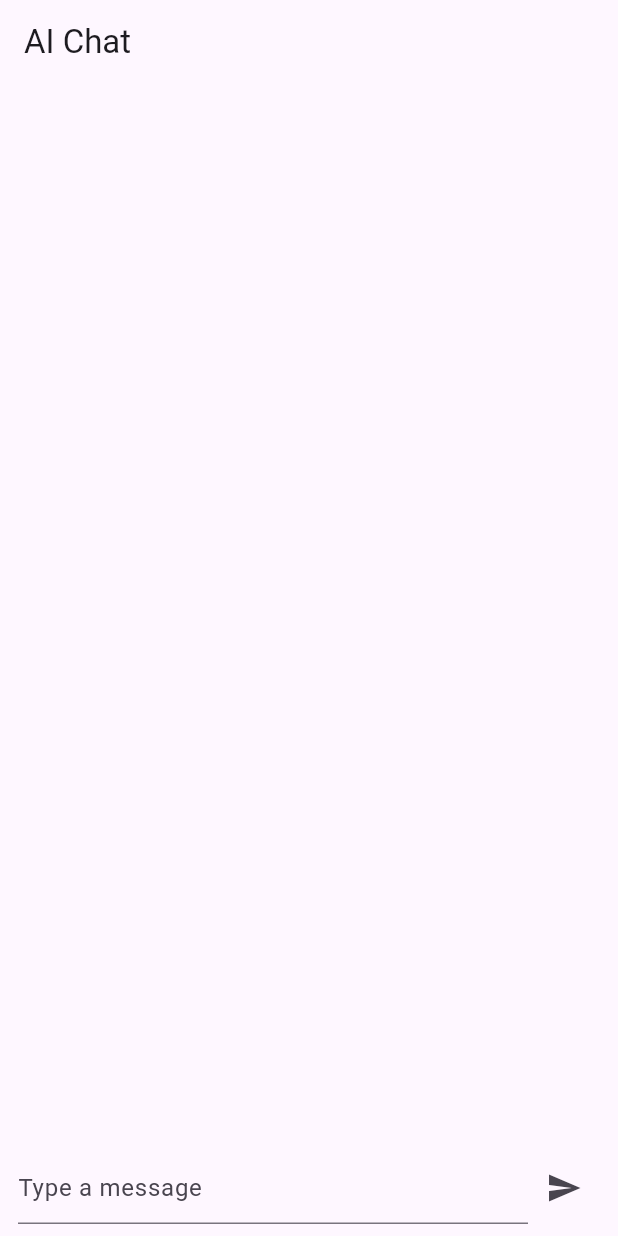
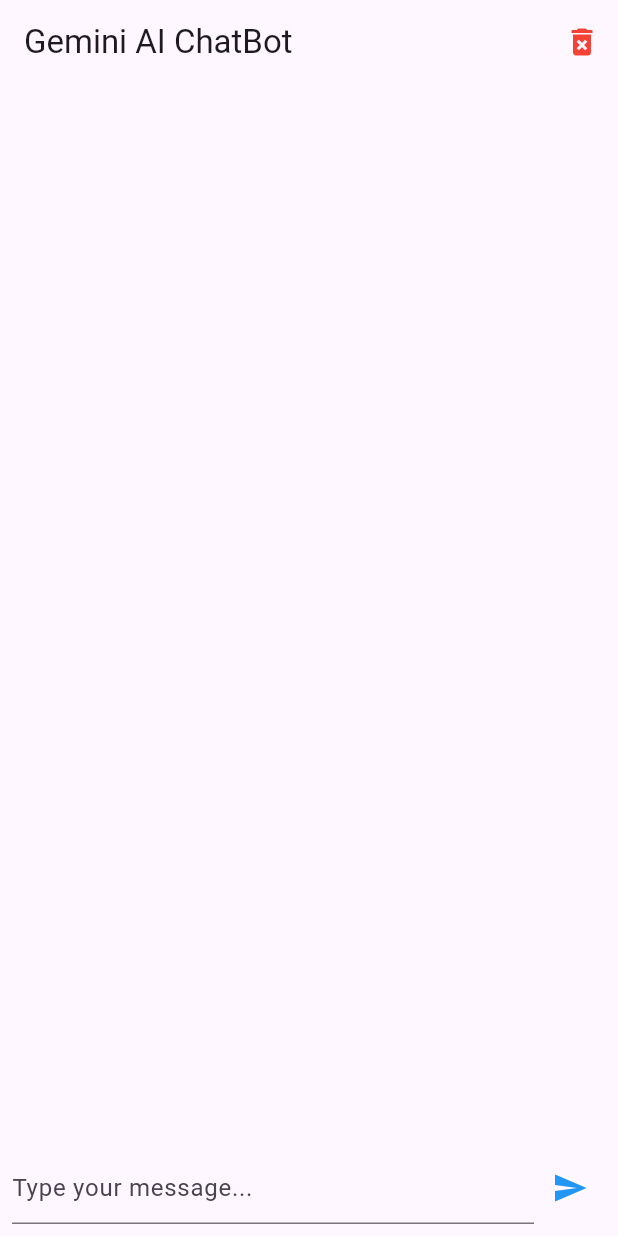
Before and after one commit to devfarazahmad/gimini-ai-chat-bot, a Flutter app: the screen it shows after launch, after a tap on the "send" icon, on a phone screen of 412 x 824 dp. Run offline on Flutter 3.47's test engine with Material 3 defaults, Android fonts, the phone set to English and light mode, and no system bars; our stand-ins replace dio, flutter_dotenv.

Commit message:
ai chat bot add delete icon add

```diff
--- a/lib/main.dart
+++ b/lib/main.dart
@@ -1,13 +1,49 @@
+// import 'package:flutter/material.dart';
+// import 'package:provider/provider.dart';
+// import 'core/env_setup.dart';
+// import 'viewmodels/chat_viewmodel.dart';
+// import 'views/chat_screen.dart';
+
+// Future<void> main() async {
+//   WidgetsFlutterBinding.ensureInitialized();
+//   // await loadEnv(); // loads .env (safe for development only)
+//   runApp(const MyApp());
+// }
+
+// class MyApp extends StatelessWidget {
+//   const MyApp({super.key});
+
+//   @override
+//   Widget build(BuildContext context) {
+//     return MultiProvider(
+//       providers: [
+//         ChangeNotifierProvider(create: (_) => ChatViewModel()),
+//       ],
+//       child: MaterialApp(
+//         debugShowCheckedModeBanner: false,
+//         theme: ThemeData(useMaterial3: true),
+//         home: const ChatScreen(),
+//       ),
+//     );
+//   }
+// }
+
+
+
+
+import 'package:ai_chat_bot/views/new_chatscreen.dart';
 import 'package:flutter/material.dart';
 import 'package:provider/provider.dart';
-import 'core/env_setup.dart';
 import 'viewmodels/chat_viewmodel.dart';
 import 'views/chat_screen.dart';
 
-Future<void> main() async {
-  WidgetsFlutterBinding.ensureInitialized();
-  // await loadEnv(); // loads .env (safe for development only)
-  runApp(const MyApp());
+void main() {
+  runApp(
+    ChangeNotifierProvider(
+      create: (_) => ChatViewModel(),
+      child: const MyApp(),
+    ),
+  );
 }
 
 class MyApp extends StatelessWidget {
@@ -15,15 +51,9 @@ class MyApp extends StatelessWidget {
 
   @override
   Widget build(BuildContext context) {
-    return MultiProvider(
-      providers: [
-        ChangeNotifierProvider(create: (_) => ChatViewModel()),
-      ],
-      child: MaterialApp(
-        debugShowCheckedModeBanner: false,
-        theme: ThemeData(useMaterial3: true),
-        home: const ChatScreen(),
-      ),
+    return MaterialApp(
+      debugShowCheckedModeBanner: false,
+      home: ChatScreen(),
     );
   }
 }
--- a/lib/views/chat_screen.dart
+++ b/lib/views/chat_screen.dart
@@ -1,69 +1,69 @@
-import 'package:flutter/material.dart';
-import 'package:provider/provider.dart';
-import '../viewmodels/chat_viewmodel.dart';
-import '../widgets/message_bubble.dart';
+// import 'package:flutter/material.dart';
+// import 'package:provider/provider.dart';
+// import '../viewmodels/chat_viewmodel.dart';
+// import '../widgets/message_bubble.dart';
 
-class ChatScreen extends StatefulWidget {
-  const ChatScreen({super.key});
+// class ChatScreen extends StatefulWidget {
+//   const ChatScreen({super.key});
 
-  @override
-  State<ChatScreen> createState() => _ChatScreenState();
-}
+//   @override
+//   State<ChatScreen> createState() => _ChatScreenState();
+// }
 
-class _ChatScreenState extends State<ChatScreen> {
-  final TextEditingController _controller = TextEditingController();
+// class _ChatScreenState extends State<ChatScreen> {
+//   final TextEditingController _controller = TextEditingController();
 
-  @override
-  Widget build(BuildContext context) {
-    final vm = context.watch<ChatViewModel>();
+//   @override
+//   Widget build(BuildContext context) {
+//     final vm = context.watch<ChatViewModel>();
 
-    return Scaffold(
-      appBar: AppBar(title: const Text('AI Chat')),
-      body: Column(
-        children: [
-          Expanded(
-            child: ListView.builder(
-              reverse: false,
-              padding: const EdgeInsets.all(8),
-              itemCount: vm.messages.length,
-              itemBuilder: (context, index) {
-                final msg = vm.messages[index];
-                return MessageBubble(message: msg);
-              },
-            ),
-          ),
-          if (vm.isLoading) const LinearProgressIndicator(),
-          SafeArea(
-            child: Padding(
-              padding: const EdgeInsets.symmetric(horizontal: 12, vertical: 8),
-              child: Row(
-                children: [
-                  Expanded(
-                    child: TextField(
-                      controller: _controller,
-                      decoration: const InputDecoration(hintText: 'Type a message'),
-                      onSubmitted: (text) => _send(vm),
-                    ),
-                  ),
-                  IconButton(
-                    onPressed: vm.isLoading ? null : () => _send(vm),
-                    icon: const Icon(Icons.send),
-                  )
-                ],
-              ),
-            ),
-          ),
-        ],
-      ),
-    );
-  }
+//     return Scaffold(
+//       appBar: AppBar(title: const Text('AI Chat')),
+//       body: Column(
+//         children: [
+//           Expanded(
+//             child: ListView.builder(
+//               reverse: false,
+//               padding: const EdgeInsets.all(8),
+//               itemCount: vm.messages.length,
+//               itemBuilder: (context, index) {
+//                 final msg = vm.messages[index];
+//                 return MessageBubble(message: msg);
+//               },
+//             ),
+//           ),
+//           if (vm.isLoading) const LinearProgressIndicator(),
+//           SafeArea(
+//             child: Padding(
+//               padding: const EdgeInsets.symmetric(horizontal: 12, vertical: 8),
+//               child: Row(
+//                 children: [
+//                   Expanded(
+//                     child: TextField(
+//                       controller: _controller,
+//                       decoration: const InputDecoration(hintText: 'Type a message'),
+//                       onSubmitted: (text) => _send(vm),
+//                     ),
+//                   ),
+//                   IconButton(
+//                     onPressed: vm.isLoading ? null : () => _send(vm),
+//                     icon: const Icon(Icons.send),
+//                   )
+//                 ],
+//               ),
+//             ),
+//           ),
+//         ],
+//       ),
+//     );
+//   }
 
-  void _send(ChatViewModel vm) {
-    final text = _controller.text.trim();
-    if (text.isEmpty) return;
-    _controller.clear();
+//   void _send(ChatViewModel vm) {
+//     final text = _controller.text.trim();
+//     if (text.isEmpty) return;
+//     _controller.clear();
 
-    print(text);
-    vm.sendUserMessage(text);
-  }
-}
+//     print(text);
+//     vm.sendUserMessage(text);
+//   }
+// }
--- /dev/null
+++ b/lib/views/new_chatscreen.dart
@@ -0,0 +1,99 @@
+// lib/views/chat_screen.dart
+import 'package:flutter/material.dart';
+import 'package:provider/provider.dart';
+import '../viewmodels/chat_viewmodel.dart';
+import '../models/message.dart';
+
+class ChatScreen extends StatelessWidget {
+  ChatScreen({super.key});
+
+  final TextEditingController _controller = TextEditingController();
+
+  @override
+  Widget build(BuildContext context) {
+    final vm = Provider.of<ChatViewModel>(context);
+
+    return Scaffold(
+      appBar: AppBar(
+        title: const Text("Gemini AI ChatBot"),
+        actions: [
+          IconButton(
+            icon: const Icon(Icons.delete_forever, color: Colors.red),
+            tooltip: "Clear Chat",
+            onPressed: () {
+              vm.clear(); // call clear() from ChatViewModel
+              ScaffoldMessenger.of(context).showSnackBar(
+                const SnackBar(content: Text("Chat cleared")),
+              );
+            },
+          ),
+        ],
+      ),
+      body: Column(
+        children: [
+          Expanded(
+            child: ListView.builder(
+              itemCount: vm.messages.length,
+              itemBuilder: (context, index) {
+                final msg = vm.messages[index];
+                return Align(
+                  alignment: msg.sender == MessageSender.user
+                      ? Alignment.centerRight
+                      : Alignment.centerLeft,
+                  child: Container(
+                    padding: const EdgeInsets.all(12),
+                    margin:
+                        const EdgeInsets.symmetric(vertical: 4, horizontal: 8),
+                    decoration: BoxDecoration(
+                      color: msg.sender == MessageSender.user
+                          ? Colors.blueAccent
+                          : Colors.grey.shade300,
+                      borderRadius: BorderRadius.circular(12),
+                    ),
+                    child: Text(
+                      msg.text,
+                      style: TextStyle(
+                        color: msg.sender == MessageSender.user
+                            ? Colors.white
+                            : Colors.black,
+                      ),
+                    ),
+                  ),
+                );
+              },
+            ),
+          ),
+          if (vm.isLoading)
+            const Padding(
+              padding: EdgeInsets.all(8.0),
+              child: CircularProgressIndicator(),
+            ),
+          Padding(
+            padding: const EdgeInsets.all(8.0),
+            child: Row(
+              children: [
+                Expanded(
+                  child: TextField(
+                    controller: _controller,
+                    decoration: const InputDecoration(
+                      hintText: "Type your message...",
+                    ),
+                  ),
+                ),
+                IconButton(
+                  icon: const Icon(Icons.send, color: Colors.blue),
+                  onPressed: () {
+                    if (_controller.text.trim().isNotEmpty) {
+                      vm.sendUserMessage(_controller.text.trim());
+                      _controller.clear();
+                    }
+                  },
+                ),
+              ],
+            ),
+          ),
+        ],
+      ),
+    );
+  }
+}
```
Also changed, not shown: lib/viewmodels/chat_viewmodel.dart (+160 -11 lines).
